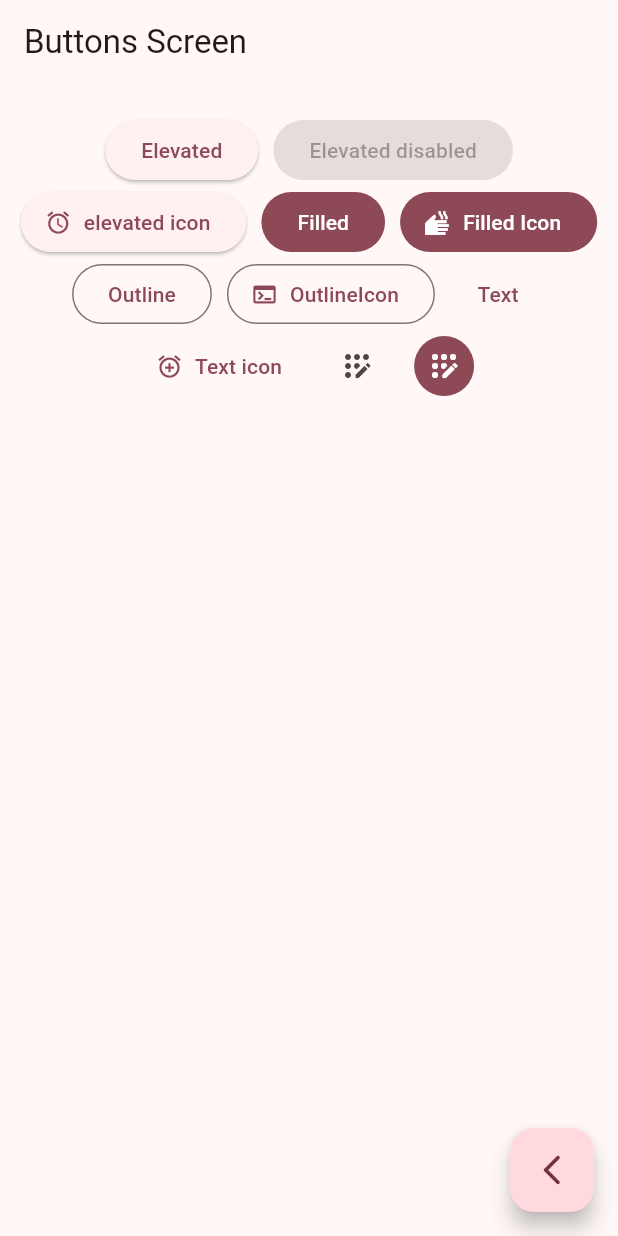
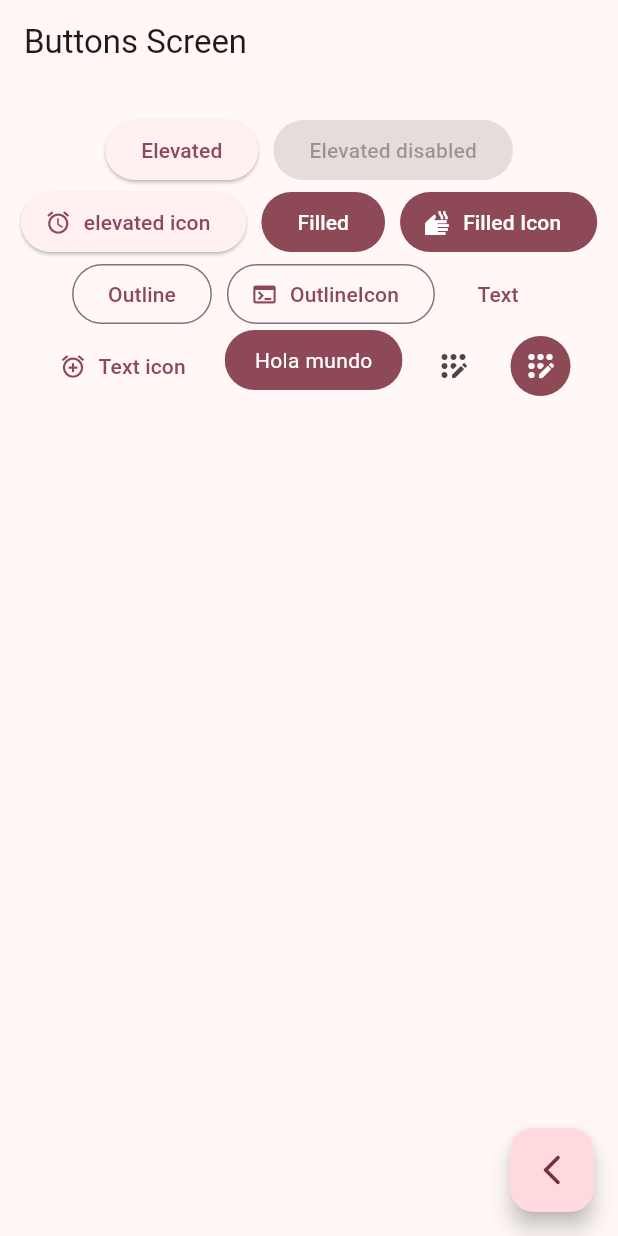
Before and after one commit to drakkomaximo/widget_app, a Flutter app: the ButtonsScreen screen opened by its route, on a phone screen of 412 x 824 dp. Run offline on Flutter 3.47's test engine with Material 2 defaults, Android fonts, the phone set to English and light mode, and no system bars; our stand-ins replace go_router.

Commit message:
custom button has been created

```diff
--- a/lib/presentation/screens/buttons/buttons_screen.dart
+++ b/lib/presentation/screens/buttons/buttons_screen.dart
@@ -60,6 +60,7 @@ class _ButtonsView extends StatelessWidget {
                 onPressed: () {},
                 icon: const Icon(Icons.add_alarm_outlined),
                 label: const Text('Text icon')),
+            const CustomButton(),
             IconButton(
                 onPressed: () {},
                 icon: const Icon(Icons.app_registration_rounded)),
@@ -76,3 +77,28 @@ class _ButtonsView extends StatelessWidget {
     );
   }
 }
+
+class CustomButton extends StatelessWidget {
+  const CustomButton({super.key});
+
+  @override
+  Widget build(BuildContext context) {
+    final colors = Theme.of(context).colorScheme;
+
+    return ClipRRect(
+      borderRadius: BorderRadius.circular(20),
+      child: Material(
+        color: colors.primary,
+        child: InkWell(
+          onTap: () {},
+          child: const Padding(
+              padding: EdgeInsets.symmetric(horizontal: 20, vertical: 10),
+              child: Text(
+                'Hola mundo',
+                style: TextStyle(color: Colors.white),
+              )),
+        ),
+      ),
+    );
+  }
+}
```
